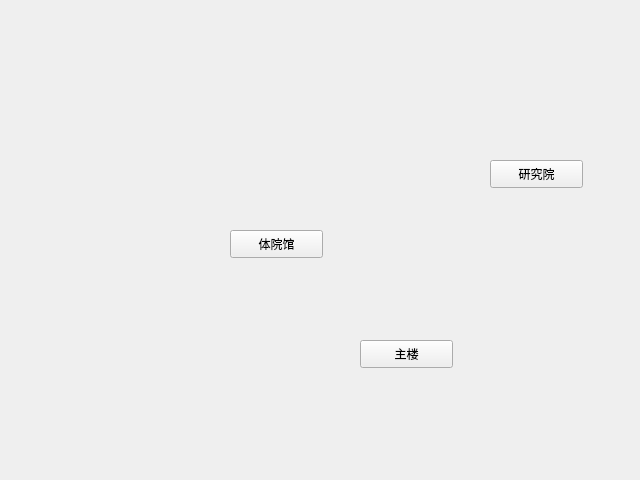
First picture: the form in mapnotes.ui, repository Chasecheese/HitWH_Map, before the edit.
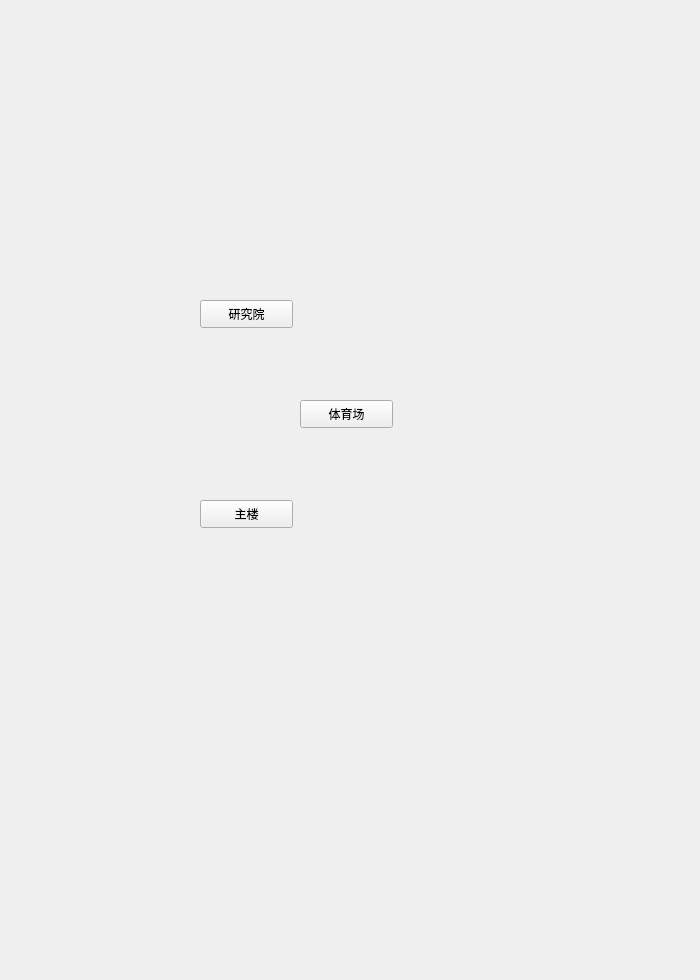
Second picture: the form after the edit.

Diff of the .ui file:
```diff
--- a/mapnotes.ui
+++ b/mapnotes.ui
@@ -6,8 +6,8 @@
    <rect>
     <x>0</x>
     <y>0</y>
-    <width>640</width>
-    <height>480</height>
+    <width>700</width>
+    <height>980</height>
    </rect>
   </property>
   <property name="windowTitle">
@@ -16,8 +16,8 @@
   <widget class="QPushButton" name="BulidH">
    <property name="geometry">
     <rect>
-     <x>360</x>
-     <y>340</y>
+     <x>200</x>
+     <y>500</y>
      <width>93</width>
      <height>28</height>
     </rect>
@@ -29,8 +29,8 @@
   <widget class="QPushButton" name="BulidY">
    <property name="geometry">
     <rect>
-     <x>490</x>
-     <y>160</y>
+     <x>200</x>
+     <y>300</y>
      <width>93</width>
      <height>28</height>
     </rect>
@@ -42,14 +42,14 @@
   <widget class="QPushButton" name="BuildT">
    <property name="geometry">
     <rect>
-     <x>230</x>
-     <y>230</y>
+     <x>300</x>
+     <y>400</y>
      <width>93</width>
      <height>28</height>
     </rect>
    </property>
    <property name="text">
-    <string>体院馆</string>
+    <string>体育场</string>
    </property>
   </widget>
  </widget>
```
